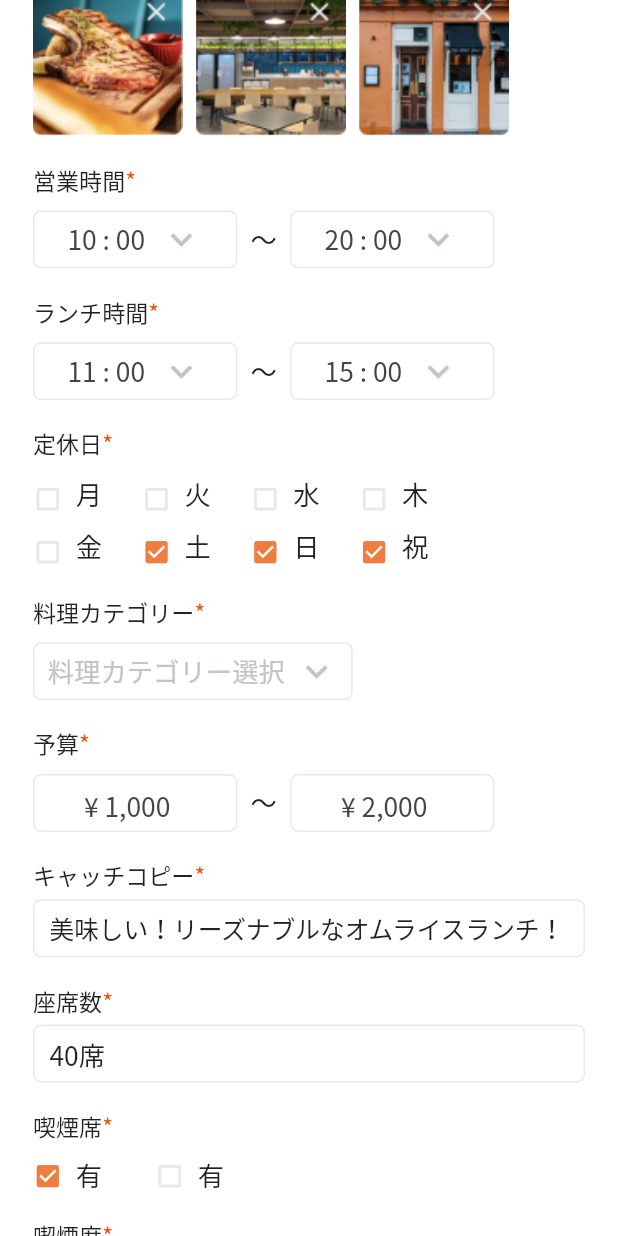
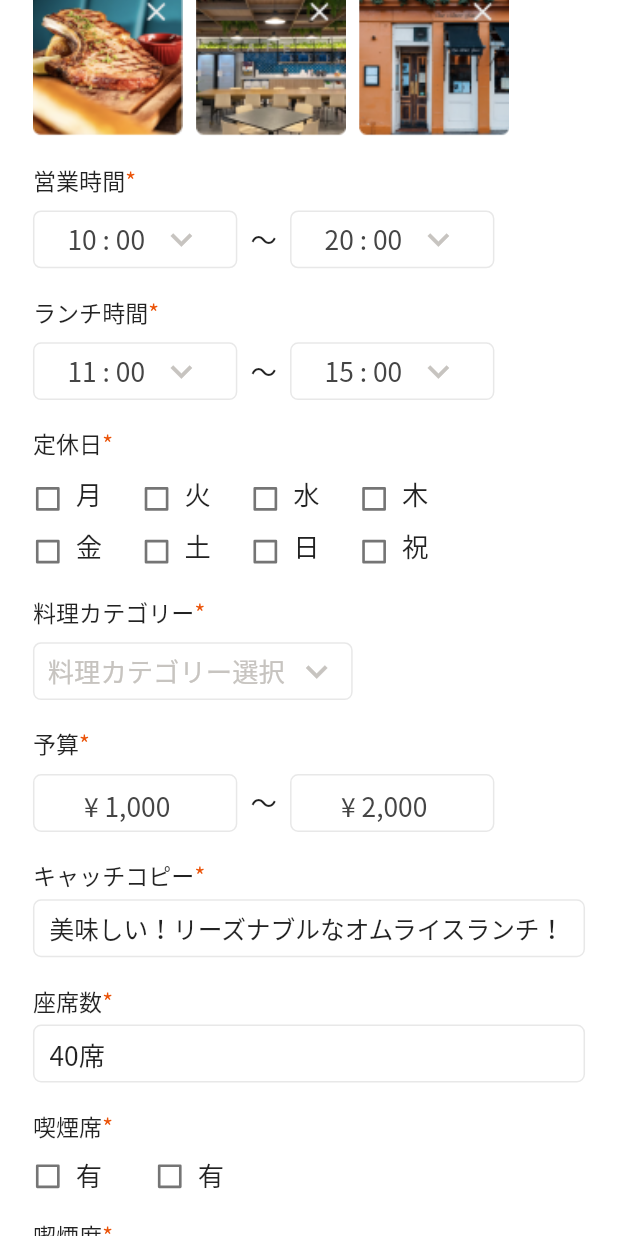
Before and after one commit to AKHIL-SV/edit_store_profile, a Flutter app: the screen it shows after launch, scrolled down 1152 dp, on a phone screen of 412 x 824 dp. Run offline on Flutter 3.47's test engine with Material 2 defaults, Android fonts, the light colour scheme and no system bars; our stand-ins replace flutter_screenutil, get.

Commit message:
checkbox updated

```diff
--- /dev/null
+++ b/lib/controller/getx.dart
@@ -0,0 +1,17 @@
+import 'package:get/get.dart';
+
+class CheckController extends GetxController {
+  final checklist = [].obs;
+
+  void addToCheckList(int id) {
+    checklist.add(id);
+  }
+
+  void removeFromCheckList(int id) {
+    checklist.remove(id);
+  }
+
+  bool isCheckList(int id) {
+    return checklist.contains(id);
+  }
+}
--- a/lib/main.dart
+++ b/lib/main.dart
@@ -1,6 +1,6 @@
 import 'package:flutter/material.dart';
 import 'package:flutter_screenutil/flutter_screenutil.dart';
-
+import 'package:get/get.dart';
 import 'constants.dart';
 import 'view/home_page.dart';
 
@@ -17,7 +17,7 @@
     return ScreenUtilInit(
       designSize: const Size(375, 768),
       builder: (context, child) {
-        return MaterialApp(
+        return GetMaterialApp(
           title: 'Home',
           debugShowCheckedModeBanner: false,
           theme: theme,
--- a/lib/view/home_page.dart
+++ b/lib/view/home_page.dart
@@ -169,11 +169,12 @@
                       content2: '15 : 00',
                     ),
                     space,
-                    const CheckBoxTile(
+                    CheckBoxTile(
                       title: '',
                       val1: '',
                       val2: '',
                       itemNo: 8,
+                      buttonId: 0,
                     ),
                     space,
                     const DropDownList(
@@ -208,20 +209,23 @@
                         crossAxisAlignment: CrossAxisAlignment.start,
                         mainAxisAlignment: MainAxisAlignment.spaceBetween,
                         children: [
-                          const CheckBoxTile(
+                          CheckBoxTile(
                             title: '喫煙席',
                             val1: '有',
                             val2: '有',
+                            buttonId: 1,
                           ),
-                          const CheckBoxTile(
+                          CheckBoxTile(
                             title: '喫煙席',
                             val1: '有',
                             val2: '有',
+                            buttonId: 2,
                           ),
-                          const CheckBoxTile(
+                          CheckBoxTile(
                             title: '来店プレゼント',
                             val1: '有（最大３枚まで）',
                             val2: '無',
+                            buttonId: 3,
                           ),
                           SizedBox(
                             height: 91.sp,
--- a/lib/view/widgets/check_box_tile.dart
+++ b/lib/view/widgets/check_box_tile.dart
@@ -1,17 +1,21 @@
+import 'package:edit_store_profile/controller/getx.dart';
 import 'package:flutter/material.dart';
 import 'package:flutter_screenutil/flutter_screenutil.dart';
+import 'package:get/get.dart';
 import '../../constants.dart';
 
 class CheckBoxTile extends StatelessWidget {
-  const CheckBoxTile({
+  CheckBoxTile({
     super.key,
     required this.title,
     required this.val1,
     required this.val2,
     this.itemNo,
+    this.buttonId,
   });
   final String title, val1, val2;
-  final int? itemNo;
+  final int? itemNo, buttonId;
+  final controller = Get.put(CheckController());
 
   @override
   Widget build(BuildContext context) {
@@ -49,19 +53,19 @@
                 children: [
                   Row(
                     children: [
-                      checkBoxField(false, '月'),
+                      checkBoxField('月', 0),
                       SizedBox(
                         width: 24.sp,
                       ),
-                      checkBoxField(false, '火'),
+                      checkBoxField('火', 1),
                       SizedBox(
                         width: 24.sp,
                       ),
-                      checkBoxField(false, '水'),
+                      checkBoxField('水', 2),
                       SizedBox(
                         width: 24.sp,
                       ),
-                      checkBoxField(false, '木')
+                      checkBoxField('木', 3)
                     ],
                   ),
                   SizedBox(
@@ -69,19 +73,19 @@
                   ),
                   Row(
                     children: [
-                      checkBoxField(false, '金'),
+                      checkBoxField('金', 4),
                       SizedBox(
                         width: 24.sp,
                       ),
-                      checkBoxField(true, '土'),
+                      checkBoxField('土', 5),
                       SizedBox(
                         width: 24.sp,
                       ),
-                      checkBoxField(true, '日'),
+                      checkBoxField('日', 6),
                       SizedBox(
                         width: 24.sp,
                       ),
-                      checkBoxField(true, '祝')
+                      checkBoxField('祝', 7)
                     ],
                   ),
                 ],
@@ -120,11 +124,11 @@
             Expanded(
               child: Row(
                 children: [
-                  checkBoxField(true, val1),
+                  checkBoxField(val1, 8*buttonId!),
                   SizedBox(
                     width: 32.sp,
                   ),
-                  checkBoxField(false, val2)
+                  checkBoxField(val2, 9*buttonId!)
                 ],
               ),
             )
@@ -134,23 +138,32 @@
     );
   }
 
-  Widget checkBoxField(bool orangeBox, String value) {
+  Widget checkBoxField(String value, int id) {
     return SizedBox(
       height: 24.sp,
       child: Row(
         crossAxisAlignment: CrossAxisAlignment.end,
         children: [
-          orangeBox
-              ? Icon(
-                  Icons.check_box,
-                  size: 18.sp,
-                  color: orangeColor,
-                )
-              : Icon(
-                  Icons.check_box_outline_blank,
-                  size: 18.sp,
-                  color: const Color(0xffE8E8E8),
-                ),
+          SizedBox(
+            width: 18.sp,
+            height: 18.sp,
+            child: Transform.scale(
+                scale: 0.8.sp,
+                child: Obx(
+                  () => Checkbox(
+                    splashRadius: 0,
+                    value: controller.isCheckList(id),
+                    onChanged: (value) {
+                      if (controller.isCheckList(id)) {
+                        controller.removeFromCheckList(id);
+                      } else {
+                        controller.addToCheckList(id);
+                      }
+                    },
+                    activeColor: orangeColor,
+                  ),
+                )),
+          ),
           SizedBox(
             width: 8.sp,
           ),
--- a/pubspec.yaml
+++ b/pubspec.yaml
@@ -36,6 +36,7 @@
   # Use with the CupertinoIcons class for iOS style icons.
   cupertino_icons: ^1.0.2
   flutter_screenutil: ^5.7.0
+  get: ^4.6.5
 
 dev_dependencies:
   flutter_test:
```
Also changed, not shown: pubspec.lock.
